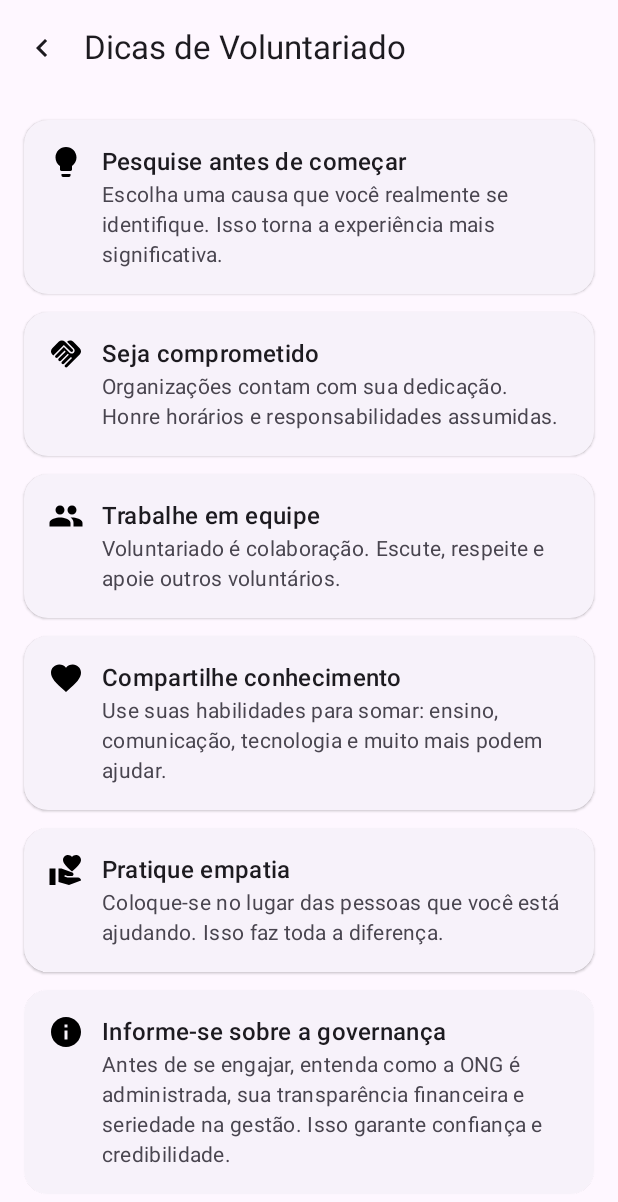
After one commit to AugustoCesr/projeto-android-ong-hub-fiap, an Android app built with Jetpack Compose: the DicasDeVoluntarioScreen screen opened through its navigation route, on a phone screen of 412 x 824 dp. The commit adds this screen. Shown: the top 1202 px of the screen. Run offline under Robolectric (Android 15) with nearby library versions, the phone set to English and light mode, and no system bars; libraries missing offline, so code that uses them is left out: com.jakewharton.retrofit2; pictures from the network do not load.

Commit message:
Adiciona tela de dicas de voluntariado

```diff
--- a/app/src/main/java/br/com/fiap/onghub/MainActivity.kt
+++ b/app/src/main/java/br/com/fiap/onghub/MainActivity.kt
@@ -14,6 +14,7 @@ import androidx.navigation.compose.composable
 import androidx.navigation.compose.rememberNavController
 import androidx.navigation.navArgument
 import br.com.fiap.onghub.screens.DetalhesOrganizacoesScreen
+import br.com.fiap.onghub.screens.DicasDeVoluntarioScreen
 import br.com.fiap.onghub.screens.HomeScreen
 import br.com.fiap.onghub.screens.OrganizacoesScreen
 import br.com.fiap.onghub.ui.theme.ONGHubTheme
@@ -49,6 +50,10 @@ class MainActivity : ComponentActivity() {
                                 navController = navController
                             )
                         }
+                        composable("dicasVoluntariado") {
+                            DicasDeVoluntarioScreen(navController)
+                        }
+
                     }
                 }
             }
--- a/app/src/main/java/br/com/fiap/onghub/screens/DetalhesOrganizacoesScreen.kt
+++ b/app/src/main/java/br/com/fiap/onghub/screens/DetalhesOrganizacoesScreen.kt
@@ -1,41 +1,23 @@
 package br.com.fiap.onghub.screens
 
-import android.content.Intent
-import android.net.Uri
-import android.service.autofill.OnClickAction
-import androidx.compose.foundation.BorderStroke
-import androidx.compose.foundation.Image
 import androidx.compose.foundation.layout.Arrangement
 import androidx.compose.foundation.layout.Box
 import androidx.compose.foundation.layout.Column
 import androidx.compose.foundation.layout.PaddingValues
-import androidx.compose.foundation.layout.Row
 import androidx.compose.foundation.layout.Spacer
 import androidx.compose.foundation.layout.aspectRatio
 import androidx.compose.foundation.layout.fillMaxSize
 import androidx.compose.foundation.layout.fillMaxWidth
 import androidx.compose.foundation.layout.height
 import androidx.compose.foundation.layout.padding
-import androidx.compose.foundation.layout.size
-import androidx.compose.foundation.layout.width
 import androidx.compose.foundation.lazy.LazyColumn
-import androidx.compose.foundation.rememberScrollState
-import androidx.compose.foundation.shape.CircleShape
 import androidx.compose.foundation.shape.RoundedCornerShape
-import androidx.compose.foundation.verticalScroll
 import androidx.compose.material.icons.Icons
 import androidx.compose.material.icons.automirrored.filled.ArrowBack
-import androidx.compose.material.icons.filled.Done
-import androidx.compose.material.icons.filled.LocationOn
-import androidx.compose.material.icons.filled.Warning
-import androidx.compose.material3.Button
-import androidx.compose.material3.ButtonDefaults
-import androidx.compose.material3.Card
-import androidx.compose.material3.CardDefaults
+import androidx.compose.material.icons.automirrored.filled.KeyboardArrowLeft
 import androidx.compose.material3.CircularProgressIndicator
 import androidx.compose.material3.ElevatedCard
 import androidx.compose.material3.ExperimentalMaterial3Api
-import androidx.compose.material3.HorizontalDivider
 import androidx.compose.material3.Icon
 import androidx.compose.material3.IconButton
 import androidx.compose.material3.MaterialTheme
@@ -47,28 +29,13 @@ import androidx.compose.runtime.Composable
 import androidx.compose.ui.Alignment
 import androidx.compose.ui.Modifier
 import androidx.compose.ui.draw.clip
-import androidx.compose.ui.graphics.Color
 import androidx.compose.ui.layout.ContentScale
-import androidx.compose.ui.platform.LocalContext
-import androidx.compose.ui.res.colorResource
-import androidx.compose.ui.res.painterResource
-import androidx.compose.ui.text.SpanStyle
-import androidx.compose.ui.text.buildAnnotatedString
-import androidx.compose.ui.text.font.FontWeight
-import androidx.compose.ui.text.style.TextAlign
 import androidx.compose.ui.text.style.TextOverflow
-import androidx.compose.ui.text.withStyle
 import androidx.compose.ui.unit.dp
-import androidx.compose.ui.unit.sp
-import androidx.lifecycle.ViewModel
 import androidx.lifecycle.viewmodel.compose.viewModel
 import androidx.navigation.NavController
-import br.com.fiap.onghub.R
-import br.com.fiap.onghub.components.ContatoItem
-import br.com.fiap.onghub.components.Header
 import br.com.fiap.onghub.ui.home.DetalheUiState
 import br.com.fiap.onghub.ui.home.DetalheViewModel
-import br.com.fiap.onghub.ui.theme.roboto
 import coil.compose.AsyncImage
 
 @OptIn(ExperimentalMaterial3Api::class)
@@ -94,7 +61,7 @@ fun DetalhesOrganizacoesScreen(
                             onClick = { navController.popBackStack() }
                         ) {
                             Icon(
-                                imageVector = Icons.AutoMirrored.Filled.ArrowBack,
+                                imageVector = Icons.AutoMirrored.Filled.KeyboardArrowLeft,
                                 contentDescription = "Voltar"
                             )
                         }
--- /dev/null
+++ b/app/src/main/java/br/com/fiap/onghub/screens/DicasDeVoluntarioScreen.kt
@@ -0,0 +1,124 @@
+package br.com.fiap.onghub.screens
+
+import androidx.compose.foundation.layout.Arrangement
+import androidx.compose.foundation.layout.Column
+import androidx.compose.foundation.layout.PaddingValues
+import androidx.compose.foundation.layout.Row
+import androidx.compose.foundation.layout.fillMaxSize
+import androidx.compose.foundation.layout.fillMaxWidth
+import androidx.compose.foundation.layout.padding
+import androidx.compose.foundation.lazy.LazyColumn
+import androidx.compose.foundation.lazy.items
+import androidx.compose.foundation.shape.RoundedCornerShape
+import androidx.compose.material.icons.Icons
+import androidx.compose.material.icons.automirrored.filled.KeyboardArrowLeft
+import androidx.compose.material.icons.filled.Favorite
+import androidx.compose.material.icons.filled.Handshake
+import androidx.compose.material.icons.filled.Info
+import androidx.compose.material.icons.filled.Lightbulb
+import androidx.compose.material.icons.filled.People
+import androidx.compose.material.icons.filled.VolunteerActivism
+import androidx.compose.material3.ElevatedCard
+import androidx.compose.material3.ExperimentalMaterial3Api
+import androidx.compose.material3.Icon
+import androidx.compose.material3.IconButton
+import androidx.compose.material3.MaterialTheme
+import androidx.compose.material3.Scaffold
+import androidx.compose.material3.Text
+import androidx.compose.material3.TopAppBar
+import androidx.compose.runtime.Composable
+import androidx.compose.ui.Modifier
+import androidx.compose.ui.unit.dp
+import androidx.navigation.NavController
+
+data class DicaVoluntariado(
+    val titulo: String,
+    val descricao: String,
+    val icon: @Composable () -> Unit
+)
+
+@OptIn(ExperimentalMaterial3Api::class)
+@Composable
+fun DicasDeVoluntarioScreen(
+    navController: NavController,
+    modifier: Modifier = Modifier
+) {
+    val dicas = listOf(
+        DicaVoluntariado(
+            "Pesquise antes de começar",
+            "Escolha uma causa que você realmente se identifique. Isso torna a experiência mais significativa.",
+            { Icon(Icons.Default.Lightbulb, contentDescription = null, tint = MaterialTheme.colorScheme.primary) }
+        ),
+        DicaVoluntariado(
+            "Seja comprometido",
+            "Organizações contam com sua dedicação. Honre horários e responsabilidades assumidas.",
+            { Icon(Icons.Default.Handshake, contentDescription = null, tint = MaterialTheme.colorScheme.primary) }
+        ),
+        DicaVoluntariado(
+            "Trabalhe em equipe",
+            "Voluntariado é colaboração. Escute, respeite e apoie outros voluntários.",
+            { Icon(Icons.Default.People, contentDescription = null, tint = MaterialTheme.colorScheme.primary) }
+        ),
+        DicaVoluntariado(
+            "Compartilhe conhecimento",
+            "Use suas habilidades para somar: ensino, comunicação, tecnologia e muito mais podem ajudar.",
+            { Icon(Icons.Default.Favorite, contentDescription = null, tint = MaterialTheme.colorScheme.primary) }
+        ),
+        DicaVoluntariado(
+            "Pratique empatia",
+            "Coloque-se no lugar das pessoas que você está ajudando. Isso faz toda a diferença.",
+            { Icon(Icons.Default.VolunteerActivism, contentDescription = null, tint = MaterialTheme.colorScheme.primary) }
+        ),
+        DicaVoluntariado(
+            "Informe-se sobre a governança",
+            "Antes de se engajar, entenda como a ONG é administrada, sua transparência financeira e seriedade na gestão. Isso garante confiança e credibilidade.",
+            { Icon(Icons.Default.Info, contentDescription = null, tint = MaterialTheme.colorScheme.primary) }
+        )
+    )
+
+    Scaffold(
+        topBar = {
+            TopAppBar(
+                title = { Text("Dicas de Voluntariado") },
+                navigationIcon = {
+                    IconButton(onClick = { navController.popBackStack() }) {
+                        Icon(
+                            imageVector = Icons.AutoMirrored.Filled.KeyboardArrowLeft,
+                            contentDescription = "Voltar"
+                        )
+                    }
+                }
+            )
+        }
+    ) { innerPadding ->
+        LazyColumn(
+            modifier = modifier
+                .fillMaxSize()
+                .padding(innerPadding),
+            contentPadding = PaddingValues(16.dp),
+            verticalArrangement = Arrangement.spacedBy(12.dp)
+        ) {
+            items(dicas) { dica ->
+                ElevatedCard(
+                    shape = RoundedCornerShape(16.dp),
+                    modifier = Modifier.fillMaxWidth()
+                ) {
+                    Row(
+                        modifier = Modifier.padding(16.dp),
+                        horizontalArrangement = Arrangement.spacedBy(12.dp)
+                    ) {
+                        dica.icon()
+                        Column {
+                            Text(dica.titulo, style = MaterialTheme.typography.titleMedium)
+                            Text(
+                                dica.descricao,
+                                style = MaterialTheme.typography.bodyMedium,
+                                color = MaterialTheme.colorScheme.onSurfaceVariant
+                            )
+                        }
+                    }
+                }
+            }
+        }
+    }
+}
--- a/app/src/main/java/br/com/fiap/onghub/screens/HomeScreen.kt
+++ b/app/src/main/java/br/com/fiap/onghub/screens/HomeScreen.kt
@@ -1,6 +1,7 @@
 package br.com.fiap.onghub.screens
 
 import androidx.annotation.ColorLong
+import androidx.compose.foundation.BorderStroke
 import androidx.compose.foundation.layout.Arrangement
 import androidx.compose.foundation.layout.Column
 import androidx.compose.foundation.layout.FlowRow
@@ -20,6 +21,7 @@ import androidx.compose.foundation.shape.RoundedCornerShape
 import androidx.compose.material.icons.Icons
 import androidx.compose.material.icons.outlined.Search
 import androidx.compose.material3.Button
+import androidx.compose.material3.ButtonDefaults
 import androidx.compose.material3.ElevatedCard
 import androidx.compose.material3.FilterChip
 import androidx.compose.material3.FilterChipDefaults
@@ -36,9 +38,11 @@ import androidx.compose.ui.Alignment
 import androidx.compose.ui.Modifier
 import androidx.compose.ui.graphics.Color
 import androidx.compose.ui.layout.ContentScale
+import androidx.compose.ui.res.colorResource
 import androidx.compose.ui.unit.dp
 import androidx.lifecycle.compose.collectAsStateWithLifecycle
 import androidx.navigation.NavController
+import br.com.fiap.onghub.R
 import br.com.fiap.onghub.components.HeaderOng
 import br.com.fiap.onghub.ui.home.HomeViewModel
 import coil.compose.AsyncImage
@@ -95,6 +99,17 @@ fun HomeScreen(
                 vm.onAddressChange("")
                 vm.applyAddress()
             }) { Text("Limpar") }
+            OutlinedButton(onClick = {
+                navController.navigate("dicasVoluntariado")
+            },
+                colors = ButtonDefaults.buttonColors(
+                    contentColor = Color.White,
+                    containerColor = colorResource(id = R.color.azul_padrao)
+                ),
+                border = BorderStroke(1.dp, colorResource(id = R.color.azul_padrao))
+            ) {
+                Text(text = "Dicas")
+            }
         }
 
         if (ui.categories.isNotEmpty()) {
```
